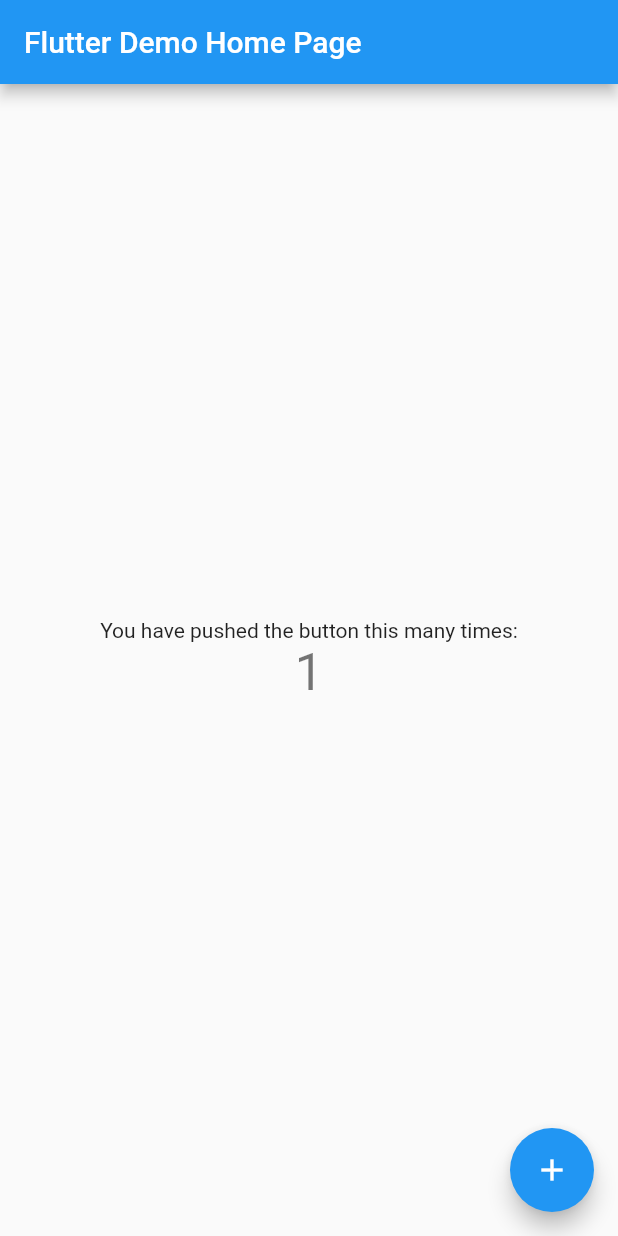
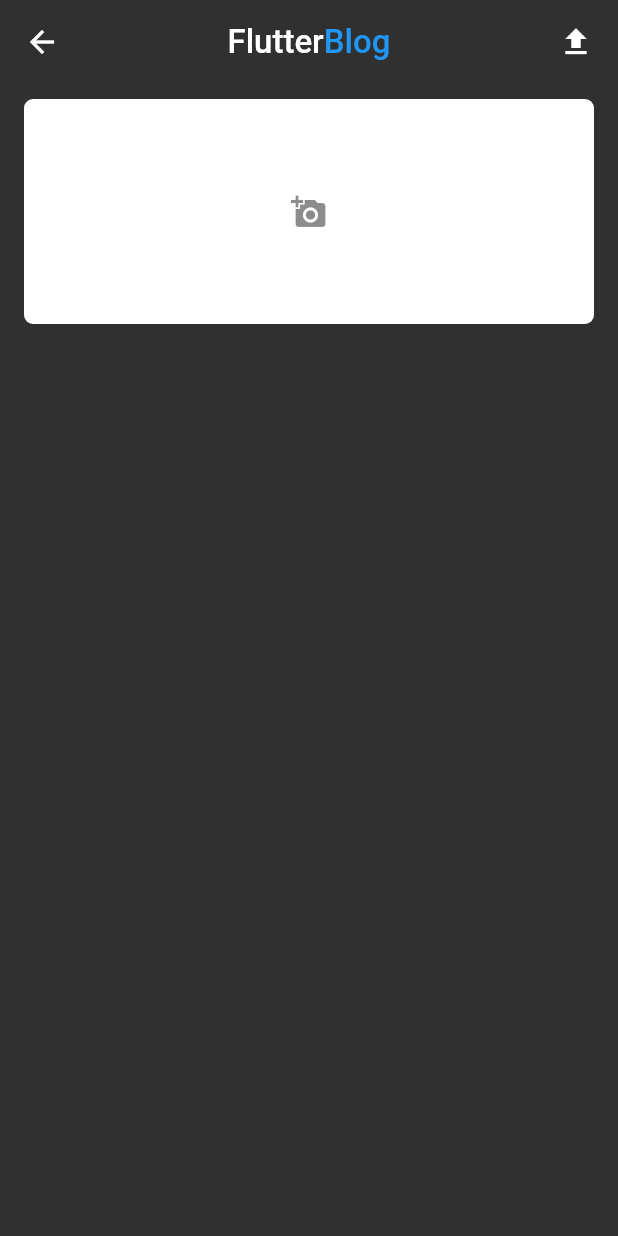
Before and after one commit to Ziber7/Flutter-Blog-App, a Flutter app: the screen it shows after launch, after a tap on the "add" icon, on a phone screen of 412 x 824 dp. Run offline on Flutter 3.47's test engine with Material 2 defaults, Android fonts, the phone set to English and light mode, and no system bars.

Commit message:
Pembuatan AppBar

```diff
--- a/lib/main.dart
+++ b/lib/main.dart
@@ -1,4 +1,6 @@
 import 'package:flutter/material.dart';
+
+import 'views/home.dart';
 
 void main() {
   runApp(const MyApp());
@@ -12,104 +14,8 @@ class MyApp extends StatelessWidget {
   Widget build(BuildContext context) {
     return MaterialApp(
       title: 'Flutter Demo',
-      theme: ThemeData(
-        // This is the theme of your application.
-        //
-        // Try running your application with "flutter run". You'll see the
-        // application has a blue toolbar. Then, without quitting the app, try
-        // changing the primarySwatch below to Colors.green and then invoke
-        // "hot reload" (press "r" in the console where you ran "flutter run",
-        // or simply save your changes to "hot reload" in a Flutter IDE).
-        // Notice that the counter didn't reset back to zero; the application
-        // is not restarted.
-        primarySwatch: Colors.blue,
-      ),
-      home: const MyHomePage(title: 'Flutter Demo Home Page'),
+      theme: ThemeData.dark(),
+      home: HomePage(),
     );
   }
 }
-
-class MyHomePage extends StatefulWidget {
-  const MyHomePage({Key? key, required this.title}) : super(key: key);
-
-  // This widget is the home page of your application. It is stateful, meaning
-  // that it has a State object (defined below) that contains fields that affect
-  // how it looks.
-
-  // This class is the configuration for the state. It holds the values (in this
-  // case the title) provided by the parent (in this case the App widget) and
-  // used by the build method of the State. Fields in a Widget subclass are
-  // always marked "final".
-
-  final String title;
-
-  @override
-  State<MyHomePage> createState() => _MyHomePageState();
-}
-
-class _MyHomePageState extends State<MyHomePage> {
-  int _counter = 0;
-
-  void _incrementCounter() {
-    setState(() {
-      // This call to setState tells the Flutter framework that something has
-      // changed in this State, which causes it to rerun the build method below
-      // so that the display can reflect the updated values. If we changed
-      // _counter without calling setState(), then the build method would not be
-      // called again, and so nothing would appear to happen.
-      _counter++;
-    });
-  }
-
-  @override
-  Widget build(BuildContext context) {
-    // This method is rerun every time setState is called, for instance as done
-    // by the _incrementCounter method above.
-    //
-    // The Flutter framework has been optimized to make rerunning build methods
-    // fast, so that you can just rebuild anything that needs updating rather
-    // than having to individually change instances of widgets.
-    return Scaffold(
-      appBar: AppBar(
-        // Here we take the value from the MyHomePage object that was created by
-        // the App.build method, and use it to set our appbar title.
-        title: Text(widget.title),
-      ),
-      body: Center(
-        // Center is a layout widget. It takes a single child and positions it
-        // in the middle of the parent.
-        child: Column(
-          // Column is also a layout widget. It takes a list of children and
-          // arranges them vertically. By default, it sizes itself to fit its
-          // children horizontally, and tries to be as tall as its parent.
-          //
-          // Invoke "debug painting" (press "p" in the console, choose the
-          // "Toggle Debug Paint" action from the Flutter Inspector in Android
-          // Studio, or the "Toggle Debug Paint" command in Visual Studio Code)
-          // to see the wireframe for each widget.
-          //
-          // Column has various properties to control how it sizes itself and
-          // how it positions its children. Here we use mainAxisAlignment to
-          // center the children vertically; the main axis here is the vertical
-          // axis because Columns are vertical (the cross axis would be
-          // horizontal).
-          mainAxisAlignment: MainAxisAlignment.center,
-          children: <Widget>[
-            const Text(
-              'You have pushed the button this many times:',
-            ),
-            Text(
-              '$_counter',
-              style: Theme.of(context).textTheme.headline4,
-            ),
-          ],
-        ),
-      ),
-      floatingActionButton: FloatingActionButton(
-        onPressed: _incrementCounter,
-        tooltip: 'Increment',
-        child: const Icon(Icons.add),
-      ), // This trailing comma makes auto-formatting nicer for build methods.
-    );
-  }
-}
--- /dev/null
+++ b/lib/views/create_blog.dart
@@ -0,0 +1,53 @@
+import 'package:flutter/material.dart';
+
+class CreateBlog extends StatefulWidget {
+  @override
+  _CreateBlogState createState() => _CreateBlogState();
+}
+
+class _CreateBlogState extends State<CreateBlog> {
+  @override
+  Widget build(BuildContext context) {
+    return Scaffold(
+       appBar: AppBar(
+        title: Row(
+          mainAxisAlignment: MainAxisAlignment.center,
+          children: <Widget>[
+            Text(
+              "Flutter",
+              style: TextStyle(fontSize: 22),
+            ),
+            Text("Blog", style: TextStyle(fontSize: 22, color: Colors.blue),)
+          ],
+        ),
+        backgroundColor: Colors.transparent,
+        elevation: 0.0,
+        actions: <Widget>[
+          Container(
+            padding: EdgeInsets.symmetric(horizontal: 16),
+            child: Icon(Icons.file_upload)
+            )
+        ],
+      ),
+      body: Container(
+        child: Column(
+          children: <Widget>[
+            SizedBox(
+              height: 10,
+            ),
+            Container(
+              margin: EdgeInsets.symmetric(horizontal: 16),
+              height: 150,
+              decoration: BoxDecoration(
+                color: Colors.white,
+                borderRadius: BorderRadius.circular(6)),
+              width: MediaQuery.of(context).size.width,
+              child: Icon(Icons.add_a_photo, color:Colors.black45,
+              )
+            ,)
+          ],
+        ),
+      ),
+    );
+  }
+}
--- /dev/null
+++ b/lib/views/home.dart
@@ -0,0 +1,46 @@
+import 'package:flutter/material.dart';
+import 'create_blog.dart';
+
+
+class HomePage extends StatefulWidget {
+  @override
+  _HomePageState createState() => _HomePageState();
+}
+
+class _HomePageState extends State<HomePage> {
+  @override
+  Widget build(BuildContext context) {
+    return Scaffold(
+      appBar: AppBar(
+        title: Row(
+          mainAxisAlignment: MainAxisAlignment.center,
+          children: <Widget>[
+            Text(
+              "Flutter",
+              style: TextStyle(fontSize: 22),
+            ),
+            Text("Blog", style: TextStyle(fontSize: 22, color: Colors.blue),)
+          ],
+        ),
+        backgroundColor: Colors.transparent,
+        elevation: 0.0,
+      ),
+      body: Container(),
+      floatingActionButton: Container(
+        padding: EdgeInsets.symmetric(vertical: 20),
+        child: Row(
+          mainAxisAlignment: MainAxisAlignment.center,
+          children: <Widget>[
+            FloatingActionButton(
+              onPressed: () {
+                Navigator.push(context,
+                  MaterialPageRoute(builder: (context) => CreateBlog()));
+              },
+              child: Icon(Icons.add),
+            )
+          ],
+        ),
+      ),
+    );
+  }
+}
```
Also changed, not shown: 3 other files.
